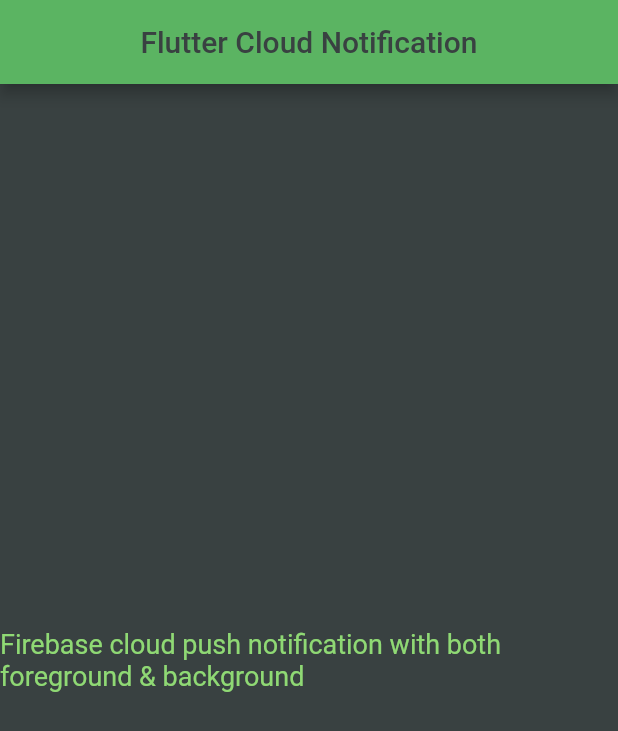
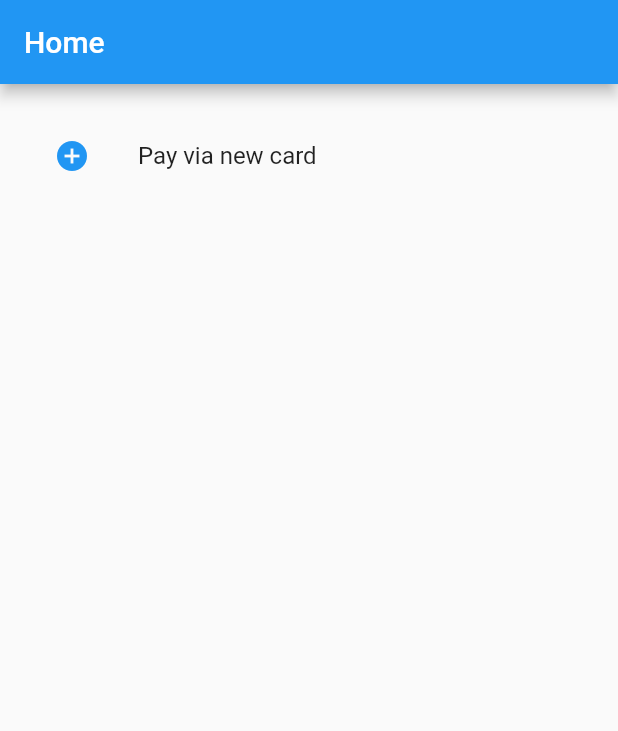
Before and after one commit to Subashiniarun/firebase_flutter_phoneauth, a Flutter app: the screen it shows after launch, on a phone screen of 412 x 824 dp. Shown: the top 731 px of the screen. Run offline on Flutter 3.47's test engine with Material 2 defaults, Android fonts, the phone set to English and light mode, and no system bars; our stand-ins replace firebase_auth, firebase_core, firebase_messaging, flutter_credit_card, flutter_local_notifications; missing offline and left inert: stripe_payment; accounts and stored records are empty.

Commit message:
Stripe_payment added

```diff
--- a/lib/Views/login_screen.dart
+++ b/lib/Views/login_screen.dart
@@ -1,3 +1,5 @@
+
+/// firebase phone authentication
 import 'package:firebase_auth/firebase_auth.dart';
 import 'package:flutter/cupertino.dart';
 import 'package:flutter/material.dart';
--- a/lib/main.dart
+++ b/lib/main.dart
@@ -1,10 +1,15 @@
 import 'package:firebase_core/firebase_core.dart';
 import 'package:firebase_messaging/firebase_messaging.dart';
 import 'package:flutter/material.dart';
+import 'package:flutter_local_notifications/flutter_local_notifications.dart';
 import 'package:phoneauth/service.dart';
+import 'package:phoneauth/stripe/existed_card.dart';
+import 'package:phoneauth/stripe/home.dart';
 import 'Views/flutter_cloud_nofification.dart';
 import 'Views/flutter_local_notification.dart';
 import 'Views/login_screen.dart';
+
+
 
 Future<void> onMesHandler(RemoteMessage message) async{
  print(message.data.toString());
@@ -29,15 +34,19 @@
       theme: ThemeData(
         primarySwatch: Colors.blue,
       ),
+        initialRoute: '/home',
+        routes: {
+          '/home': (context) => HomePage(),
+          //'/existing-cards': (context) => ExistingCardsPage()
+        },
 
-      home: CloudNotify(),//task 9
+
+      /*CloudNotify(),//task 9
       routes: {
         "local":(_) => LocalNotifi(),
-        "login":(_) => LoginScreen(),
-
-      }
-             //LocalNotifi(), //task 8
-            // LoginScreen(), // task 7 (Phone auth)
+        "login":(_) => LoginScreen(),}*/
+      //LocalNotifi(), //task 8
+      // LoginScreen(), // task 7 (Phone auth)
     );
   }
 }
--- a/lib/service.dart
+++ b/lib/service.dart
@@ -27,6 +27,7 @@
          "FlutterCloudNotification Channel",
          "Thank you selecting the channel",
          color: Colors.green,
+         playSound: true,
          importance: Importance.max,
          priority: Priority.high,
 
--- /dev/null
+++ b/lib/stripe/home.dart
@@ -0,0 +1,86 @@
+import 'package:flutter/material.dart';
+import 'package:phoneauth/stripe/services.dart';
+// ignore: import_of_legacy_library_into_null_safe
+//import 'package:progress_dialog/progress_dialog.dart';
+
+class HomePage extends StatefulWidget {
+  HomePage({ Key? key}) : super(key: key);
+
+  @override
+  HomePageState createState() => HomePageState();
+}
+
+class HomePageState extends State<HomePage> {
+  late Icon icon;
+  late Text text;
+
+  onItemPress(BuildContext context, int index) async {
+    switch(index) {
+      case 0:
+        payViaNewCard(context);
+        break;
+      /*case 1:
+        Navigator.pushNamed(context, '/existing-cards');
+        break;*/
+    }
+  }
+
+  payViaNewCard(BuildContext context) async {
+
+   /* ProgressDialog dialog = new ProgressDialog(context);
+    dialog.style(
+        message: 'Please wait...'
+    );*/
+    //await dialog.show();
+    var response = await StripeService.payWithNewCard(
+        amount: '15000',
+        currency: 'USD'
+    );
+
+    //await dialog.hide();
+    Scaffold.of(context).showSnackBar(
+        SnackBar(
+          content: Text(response.message),
+          duration: new Duration(milliseconds: response.success == true ? 1200 : 3000),
+        )
+    );
+  }
+
+  @override
+  void initState() {
+    super.initState();
+    StripeService.init();
+  }
+
+  @override
+  Widget build(BuildContext context) {
+    ThemeData theme = Theme.of(context);
+    return Scaffold(
+      appBar: AppBar(
+        title: Text('Home'),
+      ),
+      body: Container(
+        padding: EdgeInsets.all(20),
+        child: ListView.builder(
+          itemCount: 1,
+
+            itemBuilder: (context, index){
+              icon = Icon(Icons.add_circle, color: theme.primaryColor);
+              text = Text('Pay via new card');
+              return InkWell(
+                onTap: () {
+                  onItemPress(context, index);
+                },
+                child: ListTile(
+                  title: text,
+                  leading: icon,
+                ),
+              );
+            }
+        )
+
+
+      ),
+    );
+  }
+}
--- /dev/null
+++ b/lib/stripe/services.dart
@@ -0,0 +1,133 @@
+import 'dart:convert';
+import 'package:flutter/services.dart';
+import 'package:http/http.dart' as http;
+import 'package:stripe_payment/stripe_payment.dart';
+
+class StripeTransactionResponse {
+  String message;
+  bool success;
+  StripeTransactionResponse({required this.message, required this.success});
+}
+
+class StripeService {
+
+  static String paymentApiUrl = 'https://api.stripe.com/v1/payment_intents';
+  static String secret = 'sk_test_51JBDcCSGzErhjlIzj3kt1zueuVXozdAJ5XjCrbIttyDvwIOwlz9wn93rx1fHIrqleyv5k7eOGgMZzHwUOCDUNPQ400xmlNlpDC';
+  static Map<String, String> headers = {
+    'Authorization': 'Bearer ${StripeService.secret}',
+    'Content-Type': 'application/x-www-form-urlencoded'
+  };
+  static init() {
+    StripePayment.setOptions(
+        StripeOptions(
+            publishableKey: "pk_test_51JBDcCSGzErhjlIzXSVAedo8DI7Af5xhWdm6cBagXStsl64pBYu88sp1vaEpoarONzQd3WqkTZy7CHtgKm97qYqP00iGVJX7ii",
+            merchantId: "Test",
+            androidPayMode: 'test'
+        )
+    );
+  }
+
+  /*static Future<StripeTransactionResponse> payViaExistingCard({required String amount, required String currency, required CreditCard card}) async{
+    try {
+      var paymentMethod = await StripePayment.createPaymentMethod(
+          PaymentMethodRequest(card: card)
+      );
+      var paymentIntent = await StripeService.createPaymentIntent(
+          amount,
+          currency
+      );
+      var response = await StripePayment.confirmPaymentIntent(
+          PaymentIntent(
+              clientSecret: paymentIntent!['client_secret'],
+              paymentMethodId: paymentMethod.id
+          )
+      );
+      if (response.status == 'succeeded') {
+        return new StripeTransactionResponse(
+            message: 'Transaction successful',
+            success: true
+        );
+      } else {
+        return new StripeTransactionResponse(
+            message: 'Transaction failed',
+            success: false
+        );
+      }
+    } on PlatformException catch(err) {
+      return StripeService.getPlatformExceptionErrorResult(err);
+    } catch (err) {
+      return new StripeTransactionResponse(
+          message: 'Transaction failed: ${err.toString()}',
+          success: false
+      );
+    }
+  }*/
+
+  static Future<StripeTransactionResponse> payWithNewCard({required String amount, required String currency}) async {
+    try {
+      var paymentMethod = await StripePayment.paymentRequestWithCardForm(
+          CardFormPaymentRequest()
+      );
+      var paymentIntent = await StripeService.createPaymentIntent(
+          amount,
+          currency
+      );
+      var response = await StripePayment.confirmPaymentIntent(
+          PaymentIntent(
+              clientSecret: paymentIntent!['client_secret'],
+              paymentMethodId: paymentMethod.id
+          )
+      );
+      if (response.status == 'succeeded') {
+        return new StripeTransactionResponse(
+            message: 'Transaction successful',
+            success: true
+        );
+      } else {
+        return new StripeTransactionResponse(
+            message: 'Transaction failed',
+            success: false
+        );
+      }
+    } on PlatformException catch(err) {
+      return StripeService.getPlatformExceptionErrorResult(err);
+    } catch (err) {
+      return new StripeTransactionResponse(
+          message: 'Transaction failed: ${err.toString()}',
+          success: false
+      );
+    }
+  }
+
+  static getPlatformExceptionErrorResult(err) {
+    String message = 'Something went wrong';
+    if (err.code == 'cancelled') {
+      message = 'Transaction cancelled';
+    }
+
+    return new StripeTransactionResponse(
+        message: message,
+        success: false
+    );
+  }
+
+  static Future<Map<String, dynamic>?> createPaymentIntent(String amount, String currency) async {
+    try {
+      Map<String, dynamic> body = {
+        'amount': amount,
+        'currency': currency,
+        //'payment_method_types[]': 'card'
+      };
+      var response = await http.post(
+          Uri.https("stripe.com", "https://api.stripe.com/v1/payment_intents"),
+          body: body,
+          headers: StripeService.headers
+      );
+      print("my response : ${response.body.toString()}");
+      return jsonDecode(response.body);
+    } catch (err) {
+      print('err charging user: ${err.toString()}');
+    }
+    return null;
+  }
+}
--- a/pubspec.yaml
+++ b/pubspec.yaml
@@ -32,6 +32,9 @@
   firebase_auth: ^1.4.1
   flutter_local_notifications: ^6.0.0
   firebase_messaging: ^10.0.1
+  stripe_payment: ^1.1.3
+  http: ^0.13.3
+  flutter_credit_card: ^2.0.0
 
 dev_dependencies:
   flutter_test:
```
Also changed, not shown: lib/Views/flutter_cloud_nofification.dart (+24 -5 lines), lib/stripe/existed_card.dart (added, +90 -0 lines), pubspec.lock, 2 other files.
